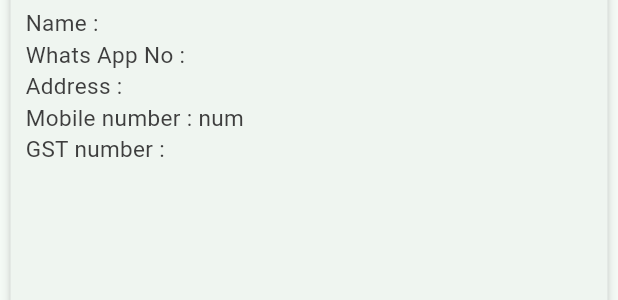
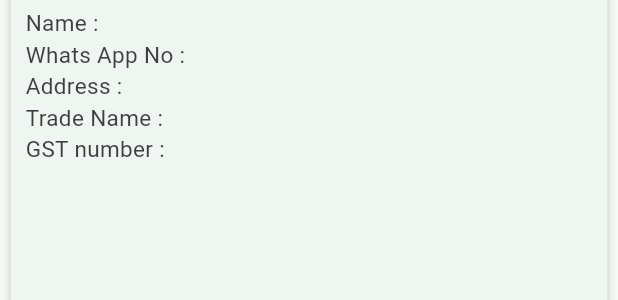
Before and after one commit to jose9395/mobile_app, a Flutter app: the UserListItem widget shown alone on an empty page, opened directly with empty values, on a phone screen of 412 x 824 dp. Shown: the part 532-832 px from the top of the screen. Run offline on Flutter 3.47's test engine with Material 2 defaults, Android fonts, the phone set to English and light mode, and no system bars; our stand-ins replace animate_do, google_fonts, image_picker, sqflite; missing offline and left inert: images_picker; accounts and stored records are empty.

Commit message:
minor fix

```diff
--- a/lib/screens/add_product.dart
+++ b/lib/screens/add_product.dart
@@ -256,6 +256,7 @@ class _AddProductState extends State<AddProduct> {
                             productProvider.fileType != 'jpeg') {
 
                         } else {
+                          Navigator.of(context).pop();
                           await productProvider.insertDatabase(
                             _nameController.text,
                             _priceController.text.replaceAll(',', ''),
@@ -277,7 +278,6 @@ class _AddProductState extends State<AddProduct> {
                           _sizeController.clear();
                           productProvider.deleteImage();
                           snackBarSuccessWidget(context, 'Product added');
-                          navigatorPopWidget(context);
                         }
                       }
                     }
--- a/lib/screens/list_items/user-list-item.dart
+++ b/lib/screens/list_items/user-list-item.dart
@@ -43,7 +43,7 @@ class UserListItem extends StatelessWidget {
                     style: AppTextStyle.content,
                   ),
                   Text(
-                    "Mobile number : $num",
+                    "Trade Name : $tradeName",
                     style: AppTextStyle.content,
                   ),
                   Text(
```
Also changed, not shown: lib/screens/products.dart (+6 -6 lines).
